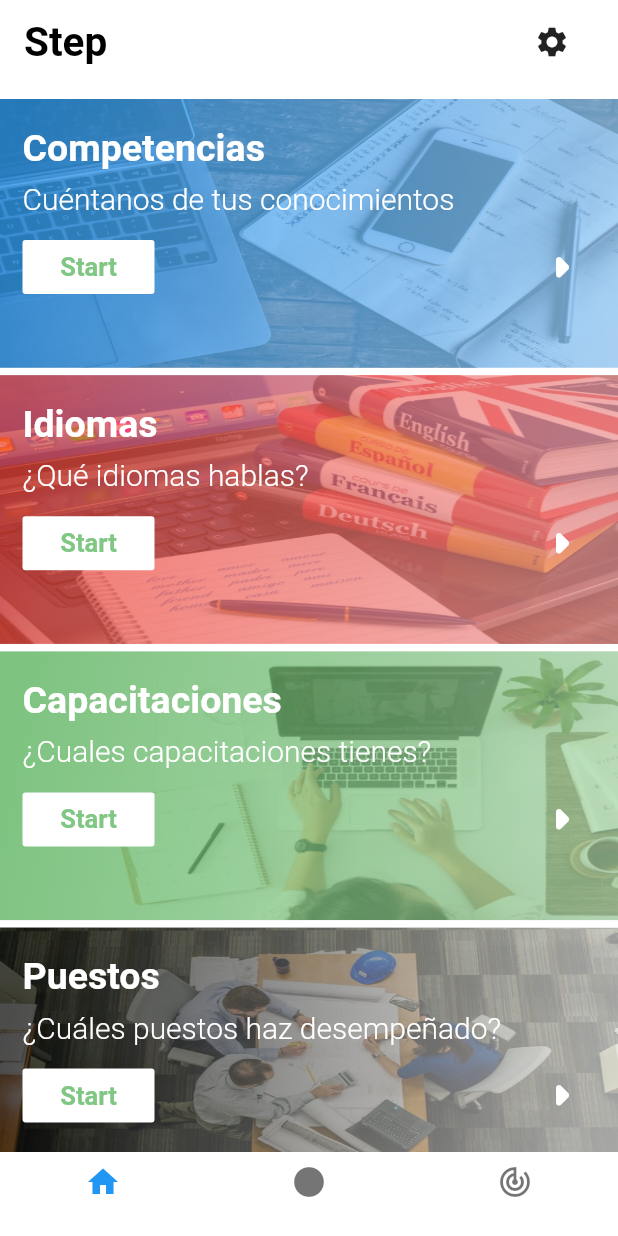
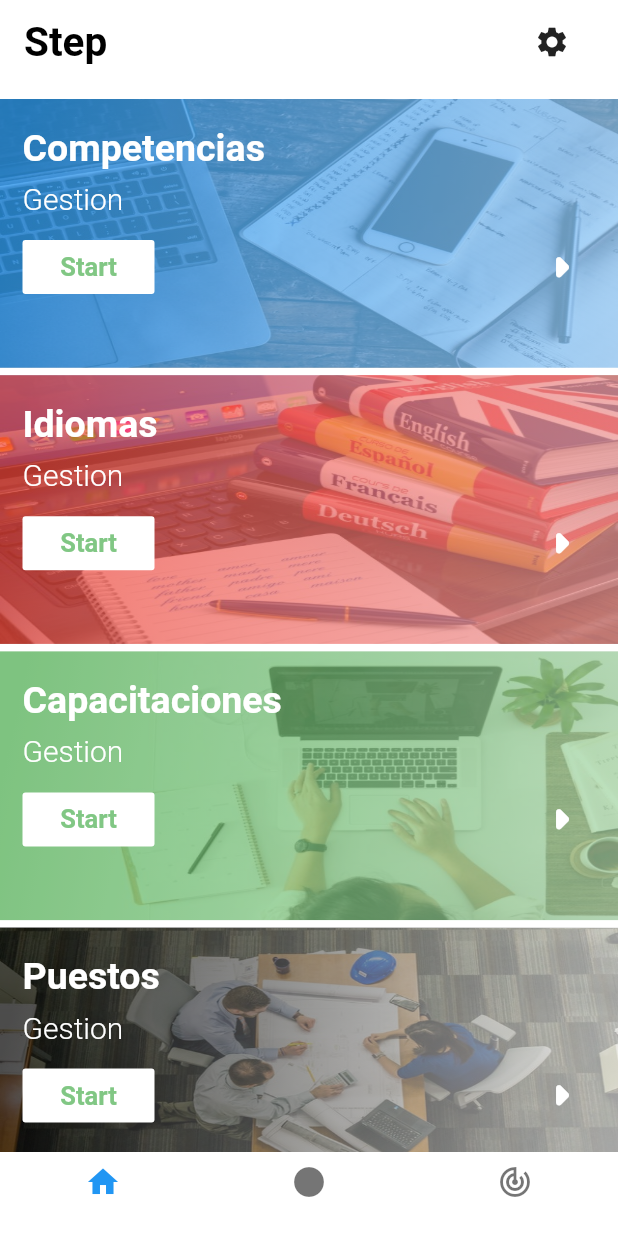
Before and after one commit to JhonasV/Step, a Flutter app: the screen it shows after launch, on a phone screen of 412 x 824 dp. Run offline on Flutter 3.47's test engine with Material 2 defaults, Android fonts, the phone set to English and light mode, and no system bars; our stand-ins replace font_awesome_flutter.

Commit message:
screens structure changed and readme updated

```diff
--- /dev/null
+++ b/lib/config/api_config.dart
@@ -0,0 +1,3 @@
+const API_URI_DEV = 'https://10.0.2.2:45455/api/v1';
+// const BASE_URL = 'https://10.0.0.10:45455/api/v1/';
+const API_URI = API_URI_DEV;
--- a/lib/config/menu.dart
+++ b/lib/config/menu.dart
@@ -3,35 +3,43 @@ import 'package:flutter/material.dart';
 List<Map<String, dynamic>> stepMenuItems = [
   {
     "title": "Competencias",
-    "subtitle": "Cuéntanos de tus conocimientos",
+    "subtitle": "Gestion",
     "icon": Icons.arrow_right,
     "imageUrl": "assets/images/competencies.jpg",
     "color1": Colors.blue,
     "color2": Colors.blue[200],
+    "screenPath": "compentencies_screen",
+    "access": ["admin"]
   },
   {
     "title": "Idiomas",
-    "subtitle": "¿Qué idiomas hablas?",
+    "subtitle": "Gestion",
     "icon": Icons.arrow_right,
     "imageUrl": "assets/images/languages.jpg",
     "color1": Colors.red,
     "color2": Colors.red[200],
+    "screenPath": "",
+    "access": ["admin"]
   },
   {
     "title": "Capacitaciones",
-    "subtitle": "¿Cuales capacitaciones tienes?",
+    "subtitle": "Gestion",
     "icon": Icons.arrow_right,
     "imageUrl": "assets/images/trainings.jpg",
     "color1": Colors.green,
     "color2": Colors.green[200],
+    "screenPath": "",
+    "access": ["admin"]
   },
   {
     "title": "Puestos",
-    "subtitle": "¿Cuáles puestos haz desempeñado?",
+    "subtitle": "Gestion",
     "icon": Icons.arrow_right,
     "imageUrl": "assets/images/job_roles.jpg",
     "color1": Colors.black,
     "color2": Colors.grey[200],
+    "screenPath": "",
+    "access": ["admin"]
   },
   {
     "title": "Candidatos",
@@ -40,6 +48,8 @@ List<Map<String, dynamic>> stepMenuItems = [
     "imageUrl": "assets/images/candidates.jpg",
     "color1": Colors.blue,
     "color2": Colors.blue[200],
+    "screenPath": "",
+    "access": ["admin", "candidate"]
   },
   {
     "title": "Experiencia laboral",
@@ -48,6 +58,8 @@ List<Map<String, dynamic>> stepMenuItems = [
     "imageUrl": "assets/images/experience.jpg",
     "color1": Colors.orange,
     "color2": Colors.orange[200],
+    "screenPath": "",
+    "access": ["admin", "candidate"]
   },
   {
     "title": "Selección candidato",
@@ -56,6 +68,8 @@ List<Map<String, dynamic>> stepMenuItems = [
     "imageUrl": "assets/images/competencies.jpg",
     "color1": Colors.yellow,
     "color2": Colors.yellow[200],
+    "screenPath": "",
+    "access": ["admin"]
   },
   {
     "title": "Consultas",
@@ -64,6 +78,8 @@ List<Map<String, dynamic>> stepMenuItems = [
     "imageUrl": "assets/images/competencies.jpg",
     "color1": Colors.purple,
     "color2": Colors.purple[200],
+    "screenPath": "",
+    "access": ["admin"]
   },
   {
     "title": "Reportes",
@@ -72,5 +88,7 @@ List<Map<String, dynamic>> stepMenuItems = [
     "imageUrl": "assets/images/competencies.jpg",
     "color1": Colors.teal,
     "color2": Colors.teal[200],
+    "screenPath": "",
+    "access": ["admin"]
   },
 ];
--- a/lib/main.dart
+++ b/lib/main.dart
@@ -1,19 +1,33 @@
-import 'package:Step/screens/competencies_screen.dart';
+import 'dart:io';
+
+import 'package:Step/ui/competencies/competencies_screen.dart';
 import 'package:Step/screens/home_screen.dart';
+import 'package:Step/ui/competencies/create_competencies.dart';
 import 'package:flutter/material.dart';
 
 void main() => runApp(MyApp());
 
+class MyHttpOverrides extends HttpOverrides {
+  @override
+  HttpClient createHttpClient(SecurityContext context) {
+    return super.createHttpClient(context)
+      ..badCertificateCallback =
+          (X509Certificate cert, String host, int port) => true;
+  }
+}
+
 class MyApp extends StatelessWidget {
   @override
   Widget build(BuildContext context) {
+    HttpOverrides.global = new MyHttpOverrides();
     return MaterialApp(
       title: "Step",
       debugShowCheckedModeBanner: false,
       initialRoute: HomeScreen.id,
       routes: {
         HomeScreen.id: (context) => HomeScreen(),
-        CompentenciesScreen.id: (context) => CompentenciesScreen()
+        CompentenciesScreen.id: (context) => CompentenciesScreen(),
+        CreateCompentenciesScreen.id: (context) => CreateCompentenciesScreen()
       },
     );
   }
--- a/lib/screens/home_screen.dart
+++ b/lib/screens/home_screen.dart
@@ -11,17 +11,32 @@ class HomeScreen extends StatefulWidget {
 }
 
 class _HomeScreenState extends State<HomeScreen> {
-  _buildMenuItems() {
-    List<Widget> items = [];
-    stepMenuItems.forEach((element) {
-      items.add(StepMenu(
-        title: element["title"],
-        subtitle: element["subtitle"],
-        icon: element["icon"],
-        imageUrl: element["imageUrl"],
-        color1: element["color1"],
-        color2: element["color2"],
-      ));
+  List<StepMenu> _buildMenuItems() {
+    List<StepMenu> items = [];
+    Map<String, dynamic> currentUser = {
+      "name": "Nelson",
+      "lastName": "Veras",
+      "access": ["admin"]
+    };
+    List<String> userAccess = currentUser["access"];
+    List<String> screenAccess = [];
+    stepMenuItems.forEach((item) {
+      screenAccess = item["access"];
+      userAccess.forEach((String access) {
+        if (screenAccess.contains(access)) {
+          items.add(
+            StepMenu(
+              title: item["title"],
+              subtitle: item["subtitle"],
+              icon: item["icon"],
+              imageUrl: item["imageUrl"],
+              color1: item["color1"],
+              color2: item["color2"],
+              screenPath: item["screenPath"],
+            ),
+          );
+        }
+      });
     });
 
     return items;
--- /dev/null
+++ b/lib/widgets/form_controls_widget.dart
@@ -0,0 +1 @@
+import 'package:flutter/material.dart';
--- a/lib/widgets/step_menu_widget.dart
+++ b/lib/widgets/step_menu_widget.dart
@@ -1,4 +1,4 @@
-import 'package:Step/screens/competencies_screen.dart';
+import 'package:Step/ui/competencies/competencies_screen.dart';
 import 'package:flutter/material.dart';
 
 class StepMenu extends StatelessWidget {
@@ -7,18 +7,20 @@ class StepMenu extends StatelessWidget {
   final IconData icon;
   final String imageUrl;
   final Color color1, color2;
+  final String screenPath;
   StepMenu(
       {this.title,
       this.subtitle,
       this.icon,
       this.imageUrl,
       this.color1,
-      this.color2});
+      this.color2,
+      this.screenPath});
 
   @override
   Widget build(BuildContext context) {
     return GestureDetector(
-      onTap: () => Navigator.pushNamed(context, CompentenciesScreen.id),
+      onTap: () => Navigator.pushNamed(context, screenPath),
       child: Container(
         decoration: BoxDecoration(
           gradient: new LinearGradient(
@@ -27,6 +29,9 @@ class StepMenu extends StatelessWidget {
             end: Alignment(1.0, 1.0),
           ),
         ),
+        child: Column(
+          children: [
+            Expanded(
               child: Stack(
                 children: [
                   Opacity(
@@ -41,7 +46,8 @@ class StepMenu extends StatelessWidget {
                     ),
                   ),
                   Container(
-              padding: EdgeInsets.symmetric(horizontal: 15.0, vertical: 18.0),
+                    padding:
+                        EdgeInsets.symmetric(horizontal: 15.0, vertical: 18.0),
                     child: Column(
                       children: [
                         _buildTitle(),
@@ -53,6 +59,9 @@ class StepMenu extends StatelessWidget {
                           padding: EdgeInsets.only(top: 10.0),
                           child: _buildButton(context),
                         )
+                      ],
+                    ),
+                  ),
                 ],
               ),
             ),
--- a/pubspec.yaml
+++ b/pubspec.yaml
@@ -23,7 +23,8 @@ dependencies:
   # The following adds the Cupertino Icons font to your application.
   # Use with the CupertinoIcons class for iOS style icons.
   cupertino_icons: ^0.1.2
-
+  font_awesome_flutter: 8.10.0
+  http: 0.12.2
 dev_dependencies:
   flutter_test:
     sdk: flutter
```
Also changed, not shown: lib/models/competencies.dart (added, +18 -0 lines), lib/screens/competencies_screen.dart (deleted, +0 -125 lines), lib/services/competencies_service.dart (added, +45 -0 lines), lib/ui/competencies/competencies_screen.dart (added, +35 -0 lines), lib/ui/competencies/create_competencies.dart (added, +195 -0 lines), lib/ui/competencies/listview_competencies.dart (added, +74 -0 lines), lib/ui/competencies/details_competencies.dart (added), pubspec.lock, 2 other files. Lines whose indentation alone changed are shown as unchanged.
